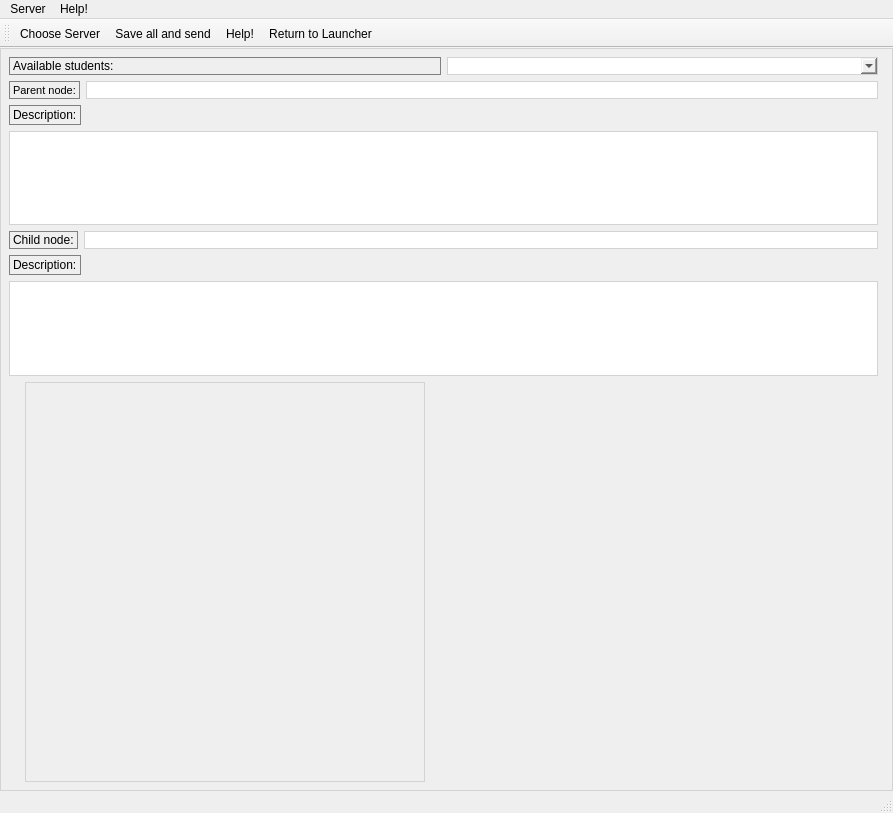
The window that Sources/App/MentorClient/mentorclient.ui (timattt/Cognitia-II) describes before a commit, drawn with Qt 5.
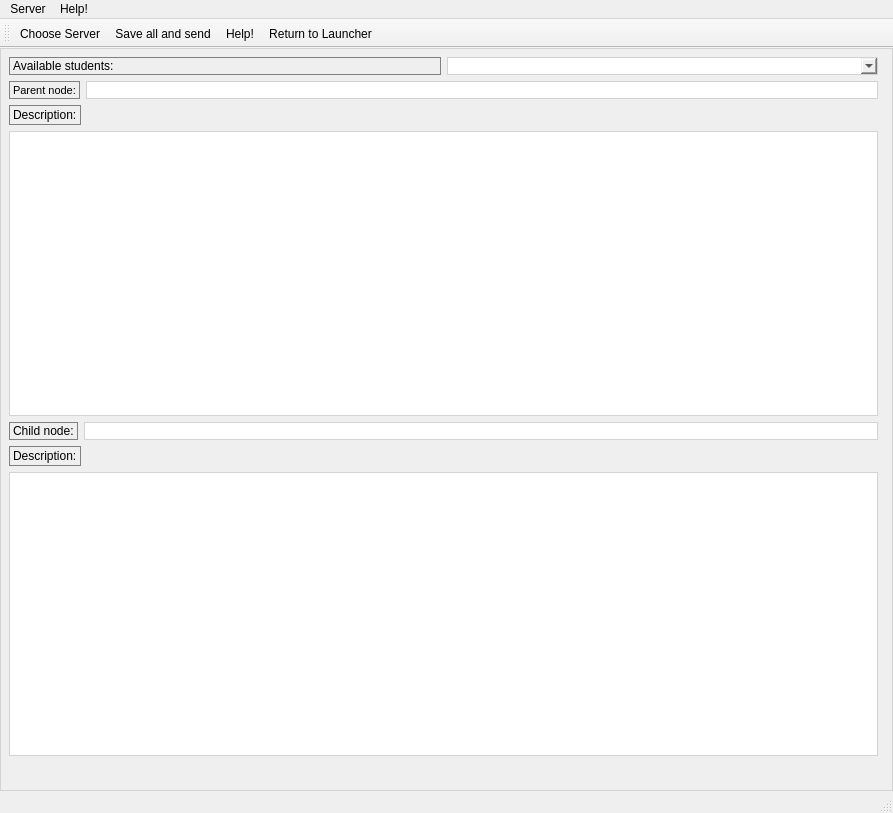
The same window after the commit. Custom widgets are drawn as their Qt base class.

The edit to the form file:
```diff
--- a/Sources/App/MentorClient/mentorclient.ui
+++ b/Sources/App/MentorClient/mentorclient.ui
@@ -148,16 +148,29 @@
       </item>
       <item>
        <layout class="QHBoxLayout" name="horizontalLayout_6">
-        <item alignment="Qt::AlignHCenter">
+        <item>
          <widget class="SkillsFlower" name="skillFlower" native="true">
           <property name="minimumSize">
            <size>
-            <width>400</width>
-            <height>400</height>
+            <width>0</width>
+            <height>0</height>
            </size>
           </property>
          </widget>
         </item>
+        <item>
+         <spacer name="horizontalSpacer_3">
+          <property name="orientation">
+           <enum>Qt::Horizontal</enum>
+          </property>
+          <property name="sizeHint" stdset="0">
+           <size>
+            <width>40</width>
+            <height>20</height>
+           </size>
+          </property>
+         </spacer>
+        </item>
         <item alignment="Qt::AlignHCenter">
          <widget class="SkillsMixerHolder" name="skillsMixerHolder" native="true"/>
         </item>
```
